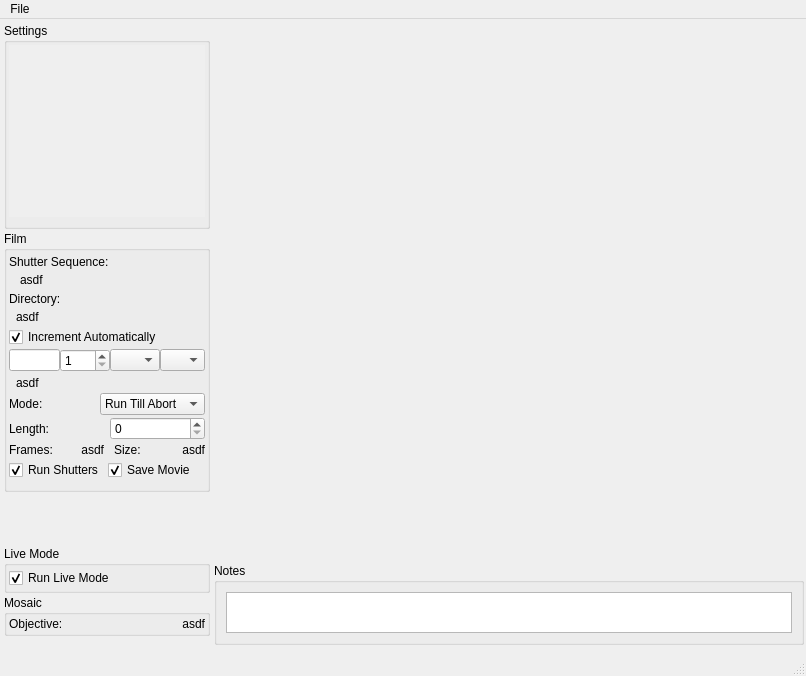
First picture: the form in storm_control/hal4000/qtdesigner/hal4000.ui, repository ZhuangLab/storm-control, before the edit.
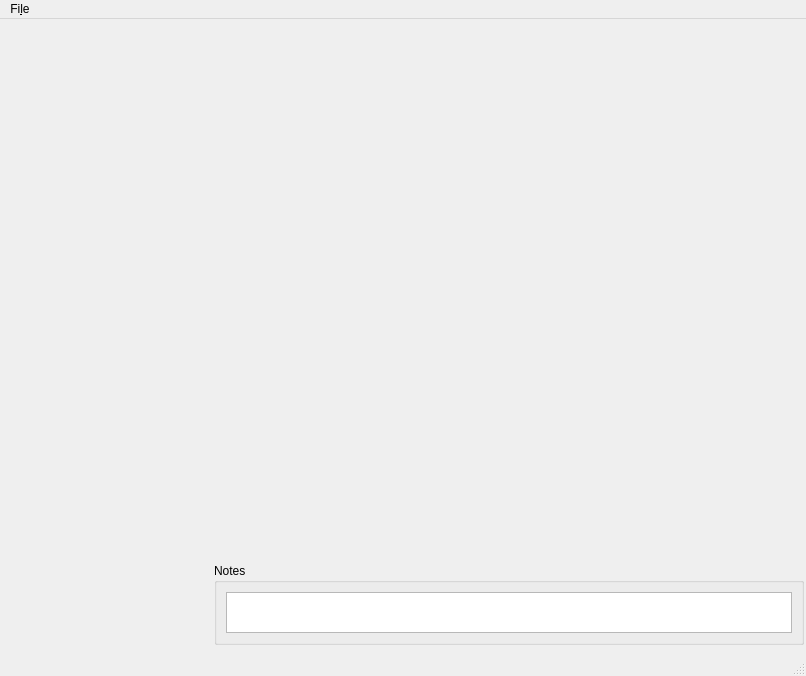
Second picture: the form after the edit. Icons and pictures are not drawn.

Commit message: Factor out module group boxes. Move live mode into the film group box.

What changed in the file:
```diff
--- a/storm_control/hal4000/qtdesigner/hal4000.ui
+++ b/storm_control/hal4000/qtdesigner/hal4000.ui
@@ -87,472 +87,10 @@
         <height>16777215</height>
        </size>
       </property>
-      <layout class="QVBoxLayout" name="verticalLayout_4">
-       <property name="spacing">
-        <number>2</number>
-       </property>
-       <property name="leftMargin">
-        <number>2</number>
-       </property>
-       <property name="topMargin">
-        <number>2</number>
-       </property>
-       <property name="rightMargin">
-        <number>2</number>
-       </property>
-       <item>
-        <widget class="QGroupBox" name="settingsGroupBox">
-         <property name="minimumSize">
-          <size>
-           <width>50</width>
-           <height>40</height>
-          </size>
-         </property>
-         <property name="title">
-          <string>Settings</string>
-         </property>
-         <layout class="QVBoxLayout" name="verticalLayout_5">
-          <property name="leftMargin">
-           <number>2</number>
-          </property>
-          <property name="topMargin">
-           <number>2</number>
-          </property>
-          <property name="rightMargin">
-           <number>2</number>
-          </property>
-          <item>
-           <widget class="QScrollArea" name="settingsScrollArea">
-            <property name="frameShape">
-             <enum>QFrame::NoFrame</enum>
-            </property>
-            <property name="widgetResizable">
-             <bool>true</bool>
-            </property>
-            <widget class="QWidget" name="scrollAreaWidgetContents">
-             <property name="geometry">
-              <rect>
-               <x>0</x>
-               <y>0</y>
-               <width>194</width>
-               <height>141</height>
-              </rect>
-             </property>
-            </widget>
-           </widget>
-          </item>
-         </layout>
-        </widget>
-       </item>
-       <item>
-        <widget class="QGroupBox" name="filmGroupBox">
-         <property name="sizePolicy">
-          <sizepolicy hsizetype="Preferred" vsizetype="Preferred">
-           <horstretch>0</horstretch>
-           <verstretch>0</verstretch>
-          </sizepolicy>
-         </property>
-         <property name="minimumSize">
-          <size>
-           <width>150</width>
-           <height>261</height>
-          </size>
-         </property>
-         <property name="title">
-          <string>Film</string>
-         </property>
-         <layout class="QVBoxLayout" name="verticalLayout_2">
-          <property name="spacing">
-           <number>2</number>
-          </property>
-          <property name="leftMargin">
-           <number>2</number>
-          </property>
-          <property name="topMargin">
-           <number>2</number>
-          </property>
-          <property name="rightMargin">
-           <number>2</number>
-          </property>
-          <item>
-           <widget class="QLabel" name="shuttersLabels">
-            <property name="text">
-             <string>Shutter Sequence:</string>
-            </property>
-           </widget>
-          </item>
-          <item>
-           <layout class="QHBoxLayout" name="horizontalLayout_9">
-            <property name="spacing">
-             <number>6</number>
-            </property>
-            <item>
-             <widget class="QWidget" name="widget" native="true">
-              <property name="maximumSize">
-               <size>
-                <width>5</width>
-                <height>16777215</height>
-               </size>
-              </property>
-             </widget>
-            </item>
-            <item>
-             <widget class="QLabel" name="shuttersText">
-              <property name="layoutDirection">
-               <enum>Qt::LeftToRight</enum>
-              </property>
-              <property name="text">
-               <string>asdf</string>
-              </property>
-             </widget>
-            </item>
-           </layout>
-          </item>
-          <item>
-           <widget class="QLabel" name="directoryLabel">
-            <property name="text">
-             <string>Directory:</string>
-            </property>
-           </widget>
-          </item>
-          <item>
-           <layout class="QHBoxLayout" name="horizontalLayout_10">
-            <item>
-             <widget class="QWidget" name="widget_2" native="true">
-              <property name="maximumSize">
-               <size>
-                <width>5</width>
-                <height>16777215</height>
-               </size>
-              </property>
-             </widget>
-            </item>
-            <item>
-             <widget class="QLabel" name="directoryText">
-              <property name="layoutDirection">
-               <enum>Qt::LeftToRight</enum>
-              </property>
-              <property name="text">
-               <string>asdf</string>
-              </property>
-              <property name="alignment">
-               <set>Qt::AlignLeading|Qt::AlignLeft|Qt::AlignVCenter</set>
-              </property>
-             </widget>
-            </item>
-           </layout>
-          </item>
-          <item>
-           <widget class="QCheckBox" name="autoIncCheckBox">
-            <property name="sizePolicy">
-             <sizepolicy hsizetype="Preferred" vsizetype="Preferred">
-              <horstretch>0</horstretch>
-              <verstretch>0</verstretch>
-             </sizepolicy>
-            </property>
-            <property name="text">
-             <string>Increment Automatically</string>
-            </property>
-            <property name="checked">
-             <bool>true</bool>
-            </property>
-           </widget>
-          </item>
-          <item>
-           <layout class="QHBoxLayout" name="horizontalLayout">
-            <property name="spacing">
-             <number>0</number>
-            </property>
-            <item>
-             <widget class="QLineEdit" name="filenameEdit">
-              <property name="sizePolicy">
-               <sizepolicy hsizetype="MinimumExpanding" vsizetype="Fixed">
-                <horstretch>0</horstretch>
-                <verstretch>0</verstretch>
-               </sizepolicy>
-              </property>
-              <property name="focusPolicy">
-               <enum>Qt::StrongFocus</enum>
-              </property>
-             </widget>
-            </item>
-            <item>
-             <widget class="QSpinBox" name="indexSpinBox">
-              <property name="maximumSize">
-               <size>
-                <width>55</width>
-                <height>16777215</height>
-               </size>
-              </property>
-              <property name="minimum">
-               <number>1</number>
-              </property>
-              <property name="maximum">
-               <number>9999</number>
-              </property>
-             </widget>
-            </item>
-            <item>
-             <widget class="QComboBox" name="extensionComboBox">
-              <property name="maximumSize">
-               <size>
-                <width>50</width>
-                <height>16777215</height>
-               </size>
-              </property>
-             </widget>
-            </item>
-            <item>
-             <widget class="QComboBox" name="filetypeComboBox">
-              <property name="maximumSize">
-               <size>
-                <width>45</width>
-                <height>16777215</height>
-               </size>
-              </property>
-             </widget>
-            </item>
-           </layout>
-          </item>
-          <item>
-           <layout class="QHBoxLayout" name="horizontalLayout_11">
-            <item>
-             <widget class="QWidget" name="widget_3" native="true">
-              <property name="maximumSize">
-               <size>
-                <width>5</width>
-                <height>16777215</height>
-               </size>
-              </property>
-             </widget>
-            </item>
-            <item>
-             <widget class="QLabel" name="filenameLabel">
-              <property name="text">
-               <string>asdf</string>
-              </property>
-              <property name="alignment">
-               <set>Qt::AlignLeading|Qt::AlignLeft|Qt::AlignVCenter</set>
-              </property>
-             </widget>
-            </item>
-           </layout>
-          </item>
-          <item>
-           <layout class="QHBoxLayout" name="horizontalLayout_4">
-            <item>
-             <widget class="QLabel" name="modeLabel">
-              <property name="text">
-               <string>Mode:</string>
-              </property>
-             </widget>
-            </item>
-            <item>
-             <widget class="QComboBox" name="modeComboBox">
-              <property name="focusPolicy">
-               <enum>Qt::WheelFocus</enum>
-              </property>
-              <item>
-               <property name="text">
-                <string>Run Till Abort</string>
-               </property>
-              </item>
-              <item>
-               <property name="text">
-                <string>Fixed Length</string>
-               </property>
-              </item>
-             </widget>
-            </item>
-           </layout>
-          </item>
-          <item>
-           <layout class="QHBoxLayout" name="horizontalLayout_5">
-            <property name="spacing">
-             <number>6</number>
-            </property>
-            <item>
-             <widget class="QLabel" name="lengthLabel">
-              <property name="text">
-               <string>Length:</string>
-              </property>
-             </widget>
-            </item>
-            <item>
-             <widget class="QSpinBox" name="lengthSpinBox">
-              <property name="maximum">
-               <number>1000000</number>
-              </property>
-             </widget>
-            </item>
-           </layout>
-          </item>
-          <item>
-           <layout class="QHBoxLayout" name="horizontalLayout_6">
-            <property name="spacing">
-             <number>10</number>
-            </property>
-            <item>
-             <widget class="QLabel" name="framesLabel">
-              <property name="text">
-               <string>Frames:</string>
-              </property>
-             </widget>
-            </item>
-            <item>
-             <widget class="QLabel" name="framesText">
-              <property name="text">
-               <string>asdf</string>
-              </property>
-              <property name="alignment">
-               <set>Qt::AlignRight|Qt::AlignTrailing|Qt::AlignVCenter</set>
-              </property>
-             </widget>
-            </item>
-            <item>
-             <widget class="QLabel" name="sizeLabel">
-              <property name="text">
-               <string>Size:</string>
-              </property>
-             </widget>
-            </item>
-            <item>
-             <widget class="QLabel" name="sizeText">
-              <property name="text">
-               <string>asdf</string>
-              </property>
-              <property name="alignment">
-               <set>Qt::AlignRight|Qt::AlignTrailing|Qt::AlignVCenter</set>
-              </property>
-             </widget>
-            </item>
-           </layout>
-          </item>
-          <item>
-           <layout class="QHBoxLayout" name="horizontalLayout_7">
-            <item>
-             <widget class="QCheckBox" name="autoShuttersCheckBox">
-              <property name="text">
-               <string>Run Shutters</string>
-              </property>
-              <property name="checked">
-               <bool>true</bool>
-              </property>
-             </widget>
-            </item>
-            <item>
-             <widget class="QCheckBox" name="saveMovieCheckBox">
-              <property name="text">
-               <string>Save Movie</string>
-              </property>
-              <property name="checked">
-               <bool>true</bool>
-              </property>
-             </widget>
-            </item>
-           </layout>
-          </item>
-         </layout>
-        </widget>
-       </item>
-       <item>
-        <widget class="QFrame" name="cameraParamsFrame">
-         <property name="sizePolicy">
-          <sizepolicy hsizetype="Preferred" vsizetype="Minimum">
-           <horstretch>0</horstretch>
-           <verstretch>0</verstretch>
-          </sizepolicy>
-         </property>
-         <property name="minimumSize">
-          <size>
-           <width>50</width>
-           <height>50</height>
-          </size>
-         </property>
-         <property name="maximumSize">
-          <size>
-           <width>1000</width>
-           <height>151</height>
-          </size>
-         </property>
-         <property name="frameShape">
-          <enum>QFrame::NoFrame</enum>
-         </property>
-         <property name="frameShadow">
-          <enum>QFrame::Plain</enum>
-         </property>
-        </widget>
-       </item>
-       <item>
-        <widget class="QGroupBox" name="liveModeGroupBox">
-         <property name="title">
-          <string>Live Mode</string>
-         </property>
-         <layout class="QVBoxLayout" name="verticalLayout">
-          <property name="spacing">
-           <number>2</number>
-          </property>
-          <property name="margin">
-           <number>2</number>
-          </property>
-          <item>
-           <layout class="QHBoxLayout" name="horizontalLayout_8">
-            <item>
-             <widget class="QCheckBox" name="liveModeCheckBox">
-              <property name="text">
-               <string>Run Live Mode</string>
-              </property>
-              <property name="checked">
-               <bool>true</bool>
-              </property>
-             </widget>
-            </item>
-           </layout>
-          </item>
-         </layout>
-        </widget>
-       </item>
-       <item>
-        <widget class="QGroupBox" name="mosaicGroupBox_2">
-         <property name="title">
-          <string>Mosaic</string>
-         </property>
-         <layout class="QVBoxLayout" name="verticalLayout_6">
-          <property name="spacing">
-           <number>2</number>
-          </property>
-          <property name="margin">
-           <number>2</number>
-          </property>
-          <item>
-           <layout class="QHBoxLayout" name="horizontalLayout_12">
-            <item>
-             <widget class="QLabel" name="objectiveLabel">
-              <property name="text">
-               <string>Objective:</string>
-              </property>
-             </widget>
-            </item>
-            <item>
-             <widget class="QLabel" name="objectiveText">
-              <property name="text">
-               <string>asdf</string>
-              </property>
-              <property name="alignment">
-               <set>Qt::AlignRight|Qt::AlignTrailing|Qt::AlignVCenter</set>
-              </property>
-             </widget>
-            </item>
-           </layout>
-          </item>
-         </layout>
-        </widget>
-       </item>
-      </layout>
      </widget>
     </item>
     <item>
-     <layout class="QVBoxLayout" name="verticalLayout_3">
+     <layout class="QVBoxLayout" name="verticalLayout">
       <item>
        <widget class="QFrame" name="cameraFrame">
         <property name="sizePolicy">
@@ -604,7 +142,7 @@
         <property name="title">
          <string>Notes</string>
         </property>
-        <layout class="QHBoxLayout" name="horizontalLayout_3">
+        <layout class="QVBoxLayout" name="verticalLayout_2">
          <item>
           <widget class="QTextEdit" name="notesEdit">
            <property name="sizePolicy">
@@ -645,7 +183,7 @@
    </property>
    <widget class="QMenu" name="menuFile">
     <property name="title">
-     <string>File</string>
+     <string>Fi&amp;le</string>
     </property>
     <addaction name="actionSettings"/>
     <addaction name="actionShutter"/>
```
Left out of the diff: 18 changed lines with no effect on the pictures. The commit also changes 7 other files.
